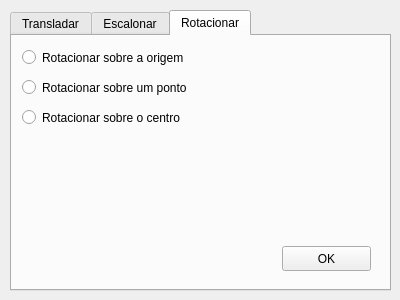
Old version of the form UI/Transform.ui in the repository ricardofachini/trabalho1-transformada-viewport.
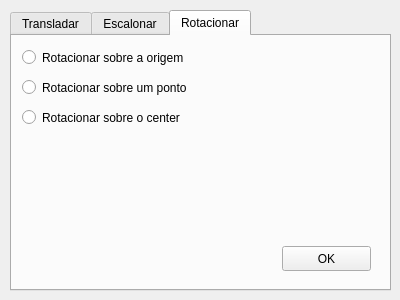
New version of the form. The open tabs and pages were chosen to show the change.

Commit message: Rotação de objetos em torno do próprio centro.

```diff
--- a/UI/Transform.ui
+++ b/UI/Transform.ui
@@ -176,7 +176,7 @@
       </rect>
      </property>
      <property name="text">
-      <string>Rotacionar sobre o centro</string>
+      <string>Rotacionar sobre o center</string>
      </property>
     </widget>
     <widget class="QPushButton" name="okRotateButton">
```
The commit also changes 12 other files.
